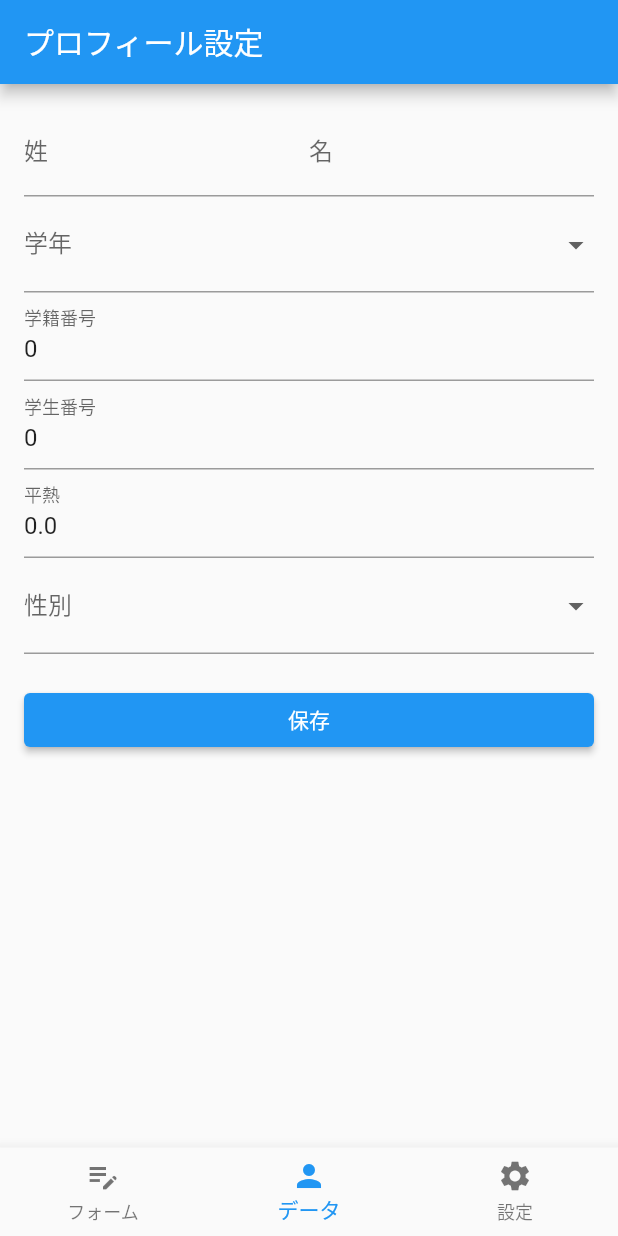
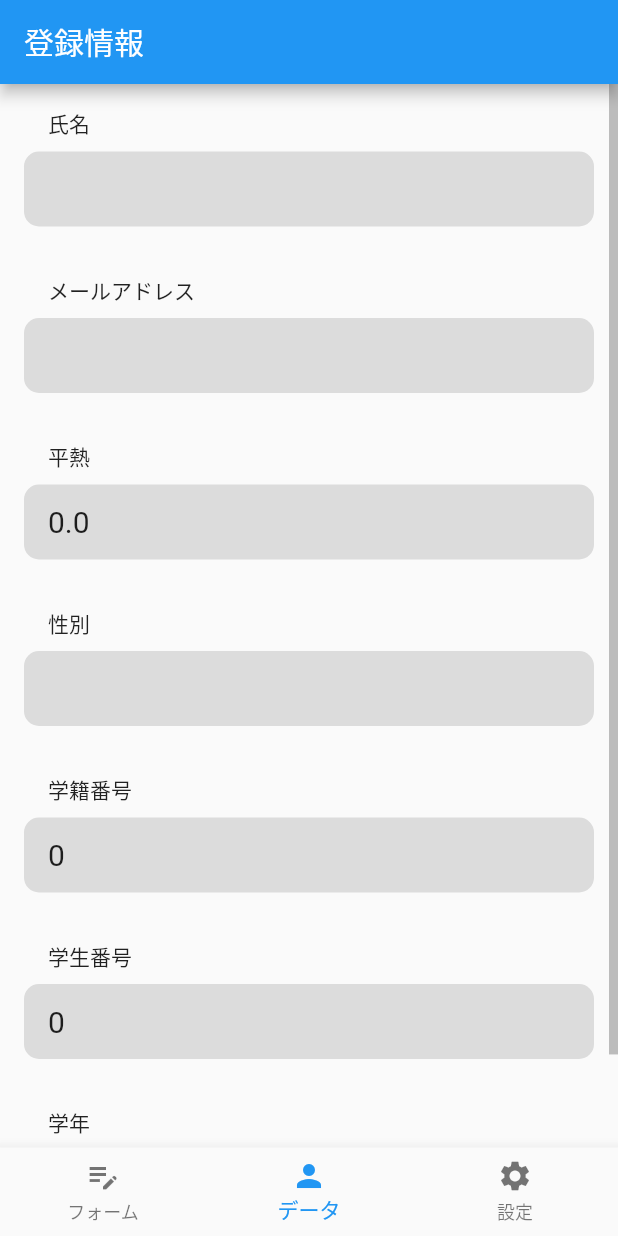
Before and after one commit to HayatoYagi/health_check, a Flutter app: the HomePage screen opened directly, item 2 of the bottom bar chosen, on a phone screen of 412 x 824 dp. Run offline on Flutter 3.47's test engine with Material 2 defaults, Android fonts, the light colour scheme and no system bars; our stand-ins replace cloud_firestore, firebase_auth, firebase_core, flutter_local_notifications, flutter_native_timezone, freezed_annotation and 5 more; accounts and stored records are empty.

Commit message:
Add ProfileInfoPage

```diff
--- a/lib/ui/edit_profile/edit_profile_page.dart
+++ b/lib/ui/edit_profile/edit_profile_page.dart
@@ -103,7 +103,10 @@ class _EditProfileWidget extends StatelessWidget {
                     ),
                     TextFormField(
                       keyboardType: TextInputType.number,
-                      inputFormatters: [FilteringTextInputFormatter.digitsOnly],
+                      inputFormatters: [
+                        FilteringTextInputFormatter.digitsOnly,
+                        LengthLimitingTextInputFormatter(8),
+                      ],
                       initialValue: context
                           .read<EditProfileViewModel>()
                           .userData
@@ -121,7 +124,10 @@ class _EditProfileWidget extends StatelessWidget {
                     ),
                     TextFormField(
                       keyboardType: TextInputType.number,
-                      inputFormatters: [FilteringTextInputFormatter.digitsOnly],
+                      inputFormatters: [
+                        FilteringTextInputFormatter.digitsOnly,
+                        LengthLimitingTextInputFormatter(4),
+                      ],
                       initialValue: context
                           .read<EditProfileViewModel>()
                           .userData
@@ -160,7 +166,7 @@ class _EditProfileWidget extends StatelessWidget {
                     DropdownButtonFormField(
                       value: context.select((EditProfileViewModel viewModel) =>
                           viewModel.userData?.gender),
-                      // todo: これが["男性", "女性", "その他"]に含まれていないとエラー
+                      // todo: valueが["男性", "女性", "その他"]に含まれていないとエラー
                       items: ["男性", "女性", "その他"]
                           .map((String value) => DropdownMenuItem(
                                 value: value,
--- a/lib/ui/home/home_page.dart
+++ b/lib/ui/home/home_page.dart
@@ -1,6 +1,6 @@
 import 'package:flutter/material.dart';
-import 'package:health_check/ui/edit_profile/edit_profile_page.dart';
 import 'package:health_check/ui/form/form_page.dart';
+import 'package:health_check/ui/profile_info/profile_info_page.dart';
 
 import '../settings/settings_page.dart';
 
@@ -17,7 +17,7 @@ class _HomePageState extends State<HomePage> {
   int _currentIndex = 0;
   final _pages = [
     const FormPage(),
-    const EditProfilePage(),
+    const ProfileInfoPage(),
     const SettingsPage(),
   ];
 
--- /dev/null
+++ b/lib/ui/profile_info/profile_info_page.dart
@@ -0,0 +1,123 @@
+import 'package:flutter/material.dart';
+import 'package:health_check/ui/profile_info/profile_info_view_model.dart';
+import 'package:provider/provider.dart';
+
+class ProfileInfoPage extends StatelessWidget {
+  const ProfileInfoPage({Key? key}) : super(key: key);
+
+  @override
+  Widget build(BuildContext context) {
+    return ChangeNotifierProvider(
+      create: (context) => ProfileInfoViewModel()..loadUserData(),
+      child: _ProfileInfoPage(),
+    );
+  }
+}
+
+class _ProfileInfoPage extends StatelessWidget {
+  @override
+  Widget build(BuildContext context) {
+    return Scaffold(
+      appBar: AppBar(
+        title: const Text("登録情報"),
+      ),
+      body: context.select(
+              (ProfileInfoViewModel viewModel) => viewModel.userData == null)
+          ? const Center(
+              child: CircularProgressIndicator(),
+            )
+          : Scrollbar(
+              thickness: 6,
+              isAlwaysShown: true,
+              child: SingleChildScrollView(
+                child: Column(
+                  children: [
+                    _ProfileInfoItem(
+                      title: "氏名",
+                      content:
+                          "${context.select((ProfileInfoViewModel viewModel) => viewModel.userData!.lastname)} ${context.select((ProfileInfoViewModel viewModel) => viewModel.userData!.firstname)}",
+                    ),
+                    _ProfileInfoItem(
+                      title: "メールアドレス",
+                      content: context.select(
+                          (ProfileInfoViewModel viewModel) =>
+                              viewModel.userData!.mail),
+                    ),
+                    _ProfileInfoItem(
+                      title: "平熱",
+                      content: context.select(
+                          (ProfileInfoViewModel viewModel) =>
+                              viewModel.userData!.normalbodytemp.toString()),
+                    ),
+                    _ProfileInfoItem(
+                      title: "性別",
+                      content: context.select(
+                          (ProfileInfoViewModel viewModel) =>
+                              viewModel.userData!.gender),
+                    ),
+                    _ProfileInfoItem(
+                      title: "学籍番号",
+                      content: context.select(
+                          (ProfileInfoViewModel viewModel) =>
+                              viewModel.userData!.schoolid.toString()),
+                    ),
+                    _ProfileInfoItem(
+                      title: "学生番号",
+                      content: context.select(
+                          (ProfileInfoViewModel viewModel) =>
+                              viewModel.userData!.studentid.toString()),
+                    ),
+                    _ProfileInfoItem(
+                      title: "学年",
+                      content: context.select(
+                          (ProfileInfoViewModel viewModel) =>
+                              viewModel.userData!.grade.toString()),
+                    ),
+                  ],
+                ),
+              ),
+            ),
+    );
+  }
+}
+
+class _ProfileInfoItem extends StatelessWidget {
+  _ProfileInfoItem({required this.title, required this.content});
+
+  String title;
+  String content;
+
+  @override
+  Widget build(BuildContext context) {
+    return Padding(
+      padding: const EdgeInsets.all(16.0),
+      child: Column(
+        crossAxisAlignment: CrossAxisAlignment.start,
+        children: [
+          Padding(
+            padding: const EdgeInsets.fromLTRB(16, 0, 0, 8),
+            child: Text(title),
+          ),
+          Container(
+            width: double.infinity,
+            height: 50,
+            decoration: BoxDecoration(
+              color: Colors.black12,
+              borderRadius: BorderRadius.circular(10),
+            ),
+            alignment: Alignment.centerLeft,
+            child: Padding(
+              padding: const EdgeInsets.fromLTRB(16, 0, 0, 0),
+              child: Text(
+                content,
+                style: const TextStyle(
+                  fontSize: 20,
+                ),
+              ),
+            ),
+          ),
+        ],
+      ),
+    );
+  }
+}
--- /dev/null
+++ b/lib/ui/profile_info/profile_info_view_model.dart
@@ -0,0 +1,14 @@
+import 'package:flutter/material.dart';
+import 'package:health_check/firebase/firestore.dart';
+import 'package:health_check/model/user_data.dart';
+
+class ProfileInfoViewModel extends ChangeNotifier {
+  UserData? _userData;
+
+  UserData? get userData => _userData;
+
+  Future<void> loadUserData() async {
+    _userData = await Firestore.getUserData();
+    notifyListeners();
+  }
+}
```
